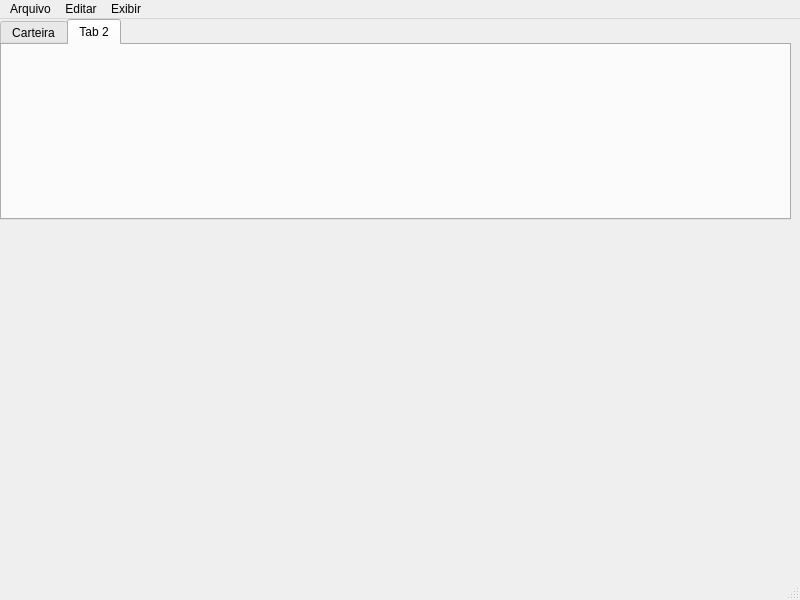
First picture: the form in FrontEnd/Interface/Window_Main.ui, repository leobrunoms8/CapitalTrack, before the edit.
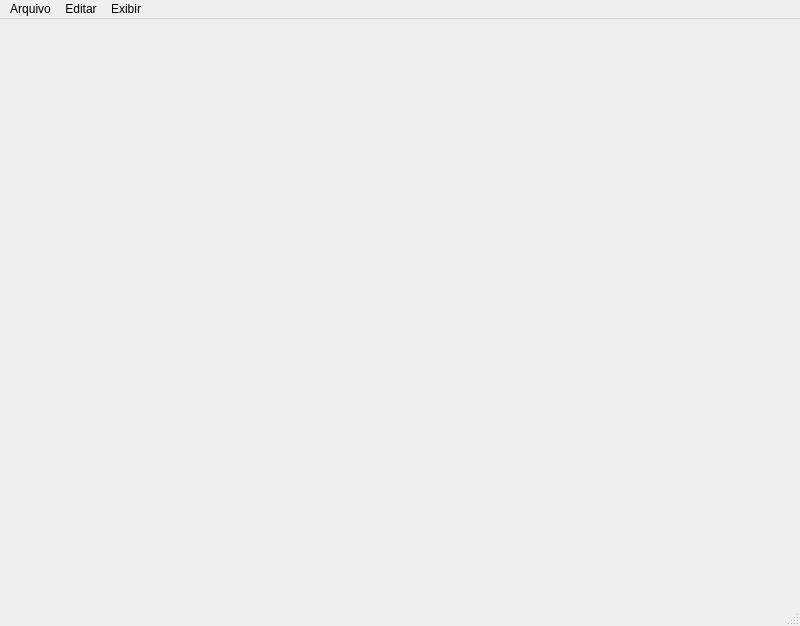
Second picture: the form after the edit.

The edit to the form file:
```diff
--- a/FrontEnd/Interface/Window_Main.ui
+++ b/FrontEnd/Interface/Window_Main.ui
@@ -7,37 +7,13 @@
     <x>0</x>
     <y>0</y>
     <width>800</width>
-    <height>600</height>
+    <height>626</height>
    </rect>
   </property>
   <property name="windowTitle">
    <string>MainWindow</string>
   </property>
-  <widget class="QWidget" name="centralwidget">
-   <widget class="QTabWidget" name="tabWidget">
-    <property name="geometry">
-     <rect>
-      <x>0</x>
-      <y>0</y>
-      <width>791</width>
-      <height>201</height>
-     </rect>
-    </property>
-    <property name="currentIndex">
-     <number>1</number>
-    </property>
-    <widget class="QWidget" name="tab">
-     <attribute name="title">
-      <string>Carteira</string>
-     </attribute>
-    </widget>
-    <widget class="QWidget" name="tab_2">
-     <attribute name="title">
-      <string>Tab 2</string>
-     </attribute>
-    </widget>
-   </widget>
-  </widget>
+  <widget class="QWidget" name="centralwidget"/>
   <widget class="QMenuBar" name="menubar">
    <property name="geometry">
     <rect>
```
